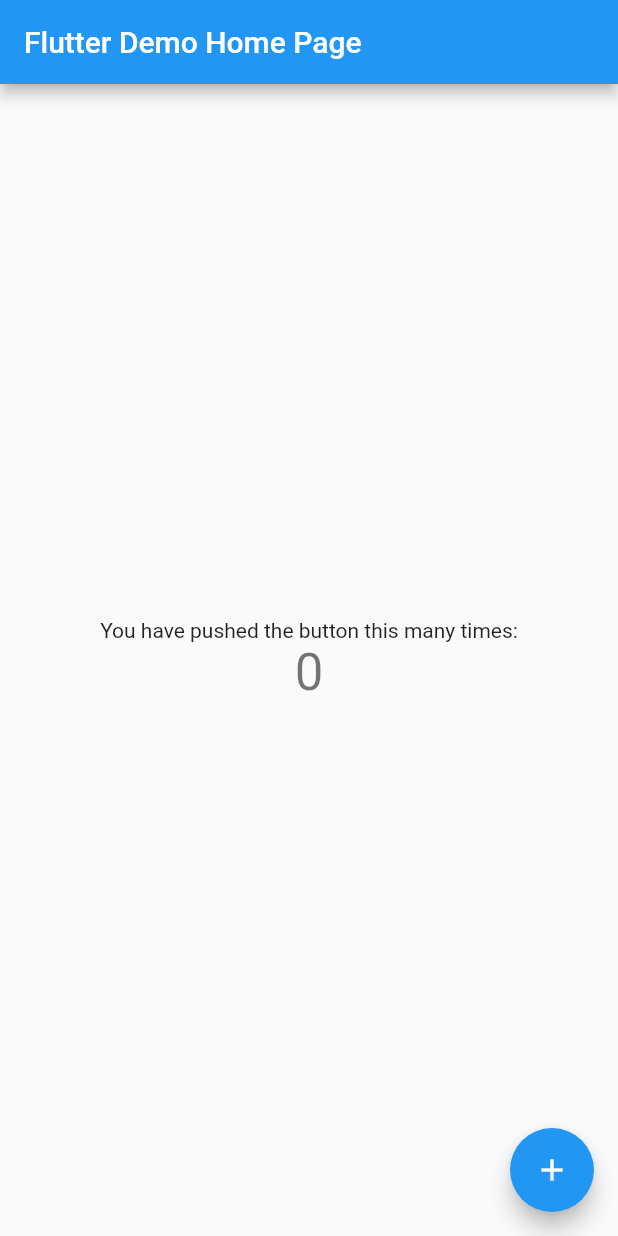
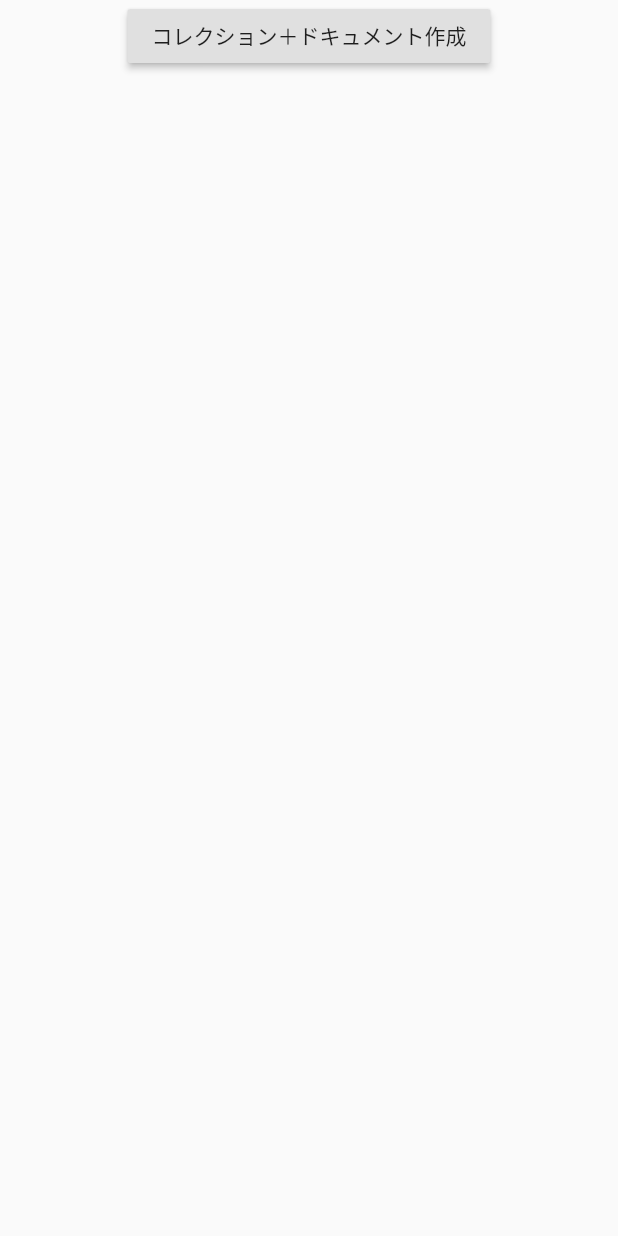
Before and after one commit to khukuda/test, a Flutter app: the screen it shows after launch, on a phone screen of 412 x 824 dp. Run offline on Flutter 3.47's test engine with Material 2 defaults, Android fonts, the phone set to English and light mode, and no system bars; our stand-ins replace cloud_firestore, firebase_core; accounts and stored records are empty.

Commit message:
Cloud Firestoreへの登録サンプル （pubspec.yaml、AppDelegate.swift、main.dart以外は自動生成）

```diff
--- a/lib/main.dart
+++ b/lib/main.dart
@@ -1,6 +1,10 @@
+import 'package:firebase_core/firebase_core.dart';
 import 'package:flutter/material.dart';
+import 'package:cloud_firestore/cloud_firestore.dart';
 
-void main() {
+void main() async {
+  WidgetsFlutterBinding.ensureInitialized();
+  await Firebase.initializeApp();
   runApp(MyApp());
 }
 
@@ -50,68 +54,26 @@ class MyHomePage extends StatefulWidget {
 }
 
 class _MyHomePageState extends State<MyHomePage> {
-  int _counter = 0;
-
-  void _incrementCounter() {
-    setState(() {
-      // This call to setState tells the Flutter framework that something has
-      // changed in this State, which causes it to rerun the build method below
-      // so that the display can reflect the updated values. If we changed
-      // _counter without calling setState(), then the build method would not be
-      // called again, and so nothing would appear to happen.
-      _counter++;
-    });
-  }
 
   @override
   Widget build(BuildContext context) {
-    // This method is rerun every time setState is called, for instance as done
-    // by the _incrementCounter method above.
-    //
-    // The Flutter framework has been optimized to make rerunning build methods
-    // fast, so that you can just rebuild anything that needs updating rather
-    // than having to individually change instances of widgets.
     return Scaffold(
-      appBar: AppBar(
-        // Here we take the value from the MyHomePage object that was created by
-        // the App.build method, and use it to set our appbar title.
-        title: Text(widget.title),
-      ),
       body: Center(
-        // Center is a layout widget. It takes a single child and positions it
-        // in the middle of the parent.
         child: Column(
-          // Column is also a layout widget. It takes a list of children and
-          // arranges them vertically. By default, it sizes itself to fit its
-          // children horizontally, and tries to be as tall as its parent.
-          //
-          // Invoke "debug painting" (press "p" in the console, choose the
-          // "Toggle Debug Paint" action from the Flutter Inspector in Android
-          // Studio, or the "Toggle Debug Paint" command in Visual Studio Code)
-          // to see the wireframe for each widget.
-          //
-          // Column has various properties to control how it sizes itself and
-          // how it positions its children. Here we use mainAxisAlignment to
-          // center the children vertically; the main axis here is the vertical
-          // axis because Columns are vertical (the cross axis would be
-          // horizontal).
-          mainAxisAlignment: MainAxisAlignment.center,
           children: <Widget>[
-            Text(
-              'You have pushed the button this many times:',
-            ),
-            Text(
-              '$_counter',
-              style: Theme.of(context).textTheme.headline4,
+            RaisedButton(
+              child: Text('コレクション＋ドキュメント作成'),
+              onPressed: () async {
+                // ドキュメント作成
+                await FirebaseFirestore.instance
+                    .collection('users') // コレクションID
+                    .doc('id_abc') // ドキュメントID
+                    .set({'name': '斎藤', 'age': 40},); // データ
+              },
             ),
           ],
         ),
       ),
-      floatingActionButton: FloatingActionButton(
-        onPressed: _incrementCounter,
-        tooltip: 'Increment',
-        child: Icon(Icons.add),
-      ), // This trailing comma makes auto-formatting nicer for build methods.
     );
   }
 }
--- a/pubspec.yaml
+++ b/pubspec.yaml
@@ -24,6 +24,9 @@ dependencies:
   flutter:
     sdk: flutter
 
+  firebase_core: ^0.5.0
+  cloud_firestore: ^0.14.0+2
+#  firebase_analytics: ^6.0.0
 
   # The following adds the Cupertino Icons font to your application.
   # Use with the CupertinoIcons class for iOS style icons.
```
Also changed, not shown: pubspec.lock, 4 other files.
